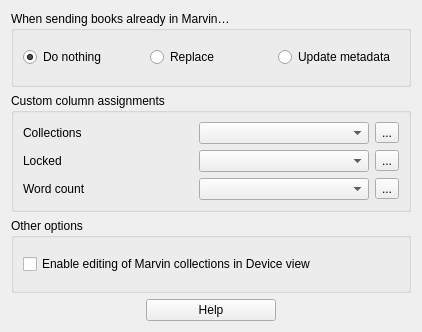
Philantrop/calibre-ios-reader-applications, file widgets/marvin.ui: the form before one commit.
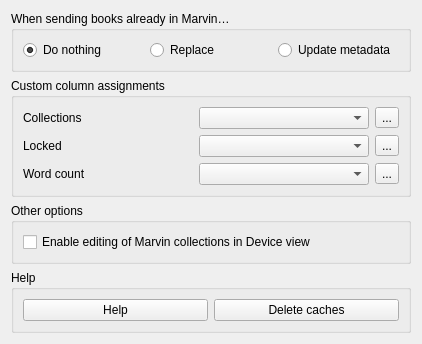
The form after the commit.

Commit message: Added Delete caches button to Marvin options, removed from MXD. Moved content_hashes.db to be part of MXD caches in diagnostics.

The edit to the form file:
```diff
--- a/widgets/marvin.ui
+++ b/widgets/marvin.ui
@@ -14,6 +14,39 @@
    <string>Form</string>
   </property>
   <layout class="QGridLayout" name="gridLayout">
+   <item row="4" column="0" colspan="3">
+    <widget class="QGroupBox" name="help_gb">
+     <property name="title">
+      <string>Help</string>
+     </property>
+     <layout class="QGridLayout" name="gridLayout_7">
+      <item row="0" column="0">
+       <layout class="QGridLayout" name="gridLayout_6">
+        <item row="0" column="0">
+         <widget class="QPushButton" name="help_pb">
+          <property name="toolTip">
+           <string>Show online help for Marvin options</string>
+          </property>
+          <property name="text">
+           <string>Help</string>
+          </property>
+         </widget>
+        </item>
+        <item row="0" column="1">
+         <widget class="QPushButton" name="delete_caches_pb">
+          <property name="toolTip">
+           <string>Delete booklist caches</string>
+          </property>
+          <property name="text">
+           <string>Delete caches</string>
+          </property>
+         </widget>
+        </item>
+       </layout>
+      </item>
+     </layout>
+    </widget>
+   </item>
    <item row="2" column="0" colspan="3">
     <widget class="QGroupBox" name="collections_gb">
      <property name="toolTip">
@@ -147,45 +180,6 @@
      </layout>
     </widget>
    </item>
-   <item row="4" column="0">
-    <spacer name="horizontalSpacer_2">
-     <property name="orientation">
-      <enum>Qt::Horizontal</enum>
-     </property>
-     <property name="sizeType">
-      <enum>QSizePolicy::Fixed</enum>
-     </property>
-     <property name="sizeHint" stdset="0">
-      <size>
-       <width>40</width>
-       <height>20</height>
-      </size>
-     </property>
-    </spacer>
-   </item>
-   <item row="4" column="1">
-    <widget class="QPushButton" name="help_button">
-     <property name="text">
-      <string>Help</string>
-     </property>
-    </widget>
-   </item>
-   <item row="4" column="2">
-    <spacer name="horizontalSpacer">
-     <property name="orientation">
-      <enum>Qt::Horizontal</enum>
-     </property>
-     <property name="sizeType">
-      <enum>QSizePolicy::Fixed</enum>
-     </property>
-     <property name="sizeHint" stdset="0">
-      <size>
-       <width>40</width>
-       <height>20</height>
-      </size>
-     </property>
-    </spacer>
-   </item>
   </layout>
  </widget>
  <resources/>
```
The commit also changes 2 other files.
